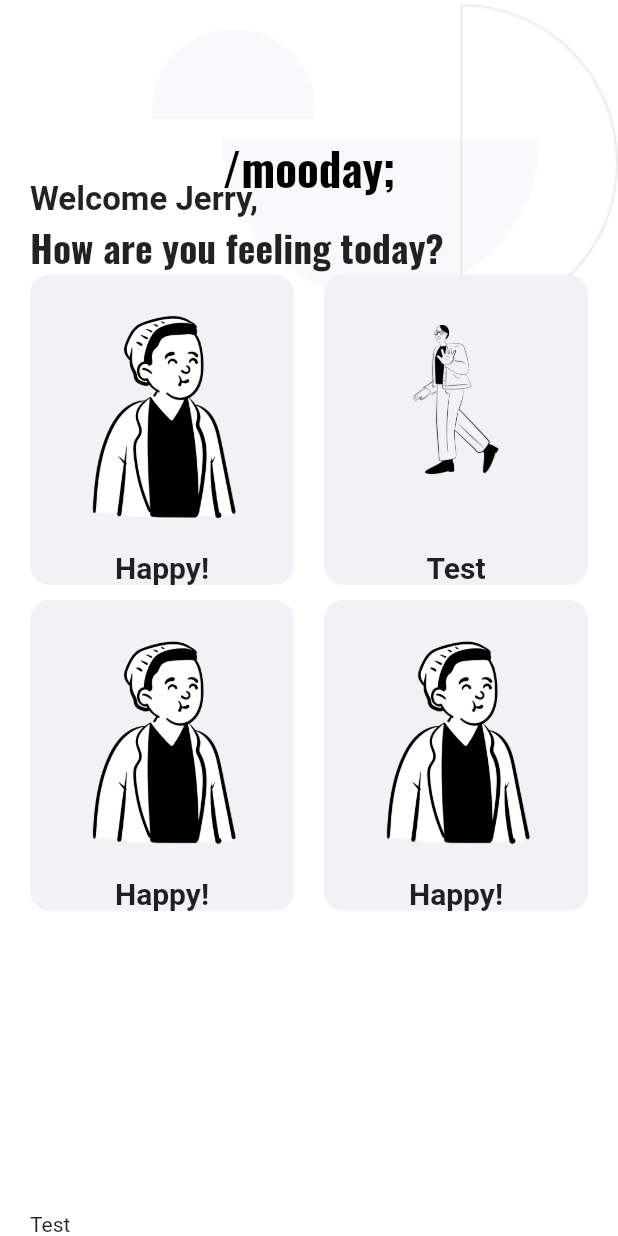
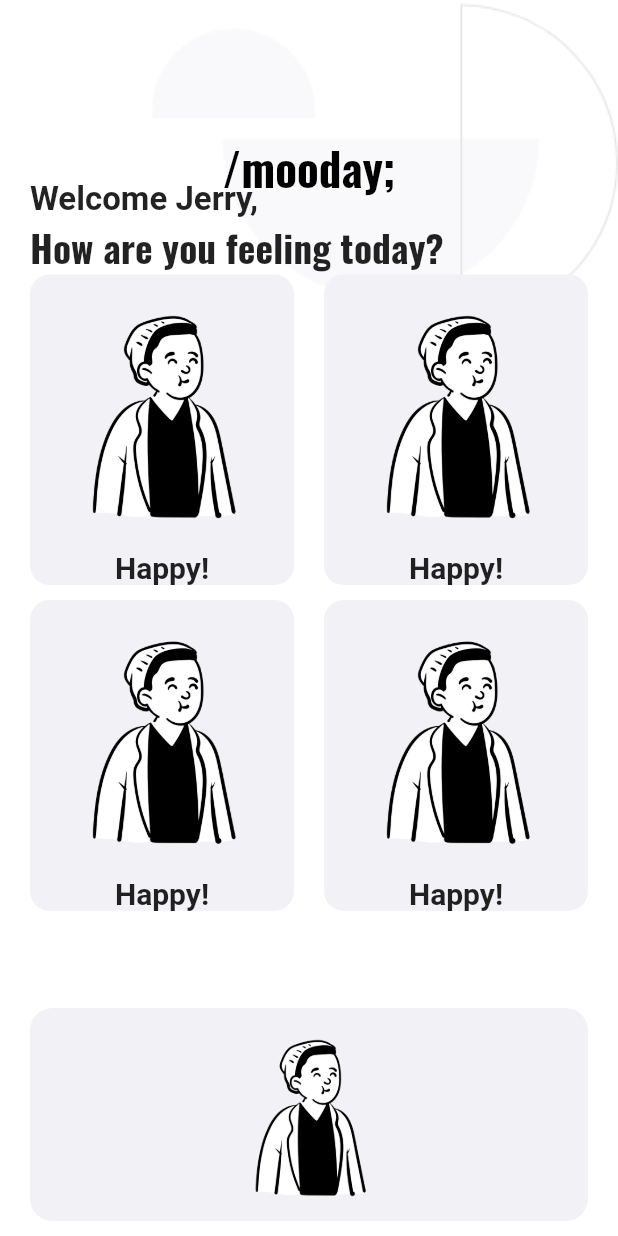
Before and after one commit to suhaozdemir/Mooday, a Flutter app: the screen it shows after launch, on a phone screen of 412 x 824 dp. Run offline on Flutter 3.47's test engine with Material 2 defaults, Android fonts, the phone set to English and light mode, and no system bars; our stand-ins replace animated_text_kit, device_preview, firebase_auth, firebase_core; accounts and stored records are empty.

Commit message:
Login-Register Editing

```diff
--- a/lib/assets/constants.dart
+++ b/lib/assets/constants.dart
@@ -36,3 +36,6 @@ const kTextFileDecoration = InputDecoration(
     borderRadius: BorderRadius.all(Radius.circular(32.0)),
   ),
 );
+
+const ksnackSuccess = SnackBar(content: Text('Login Successfull!'));
+const ksnackError = SnackBar(content: Text('Wrong email or password!'));
--- a/lib/screens/home_screen.dart
+++ b/lib/screens/home_screen.dart
@@ -36,7 +36,8 @@ class _HomeScreenState extends State<HomeScreen> {
           ),
           SafeArea(
             child: Padding(
-              padding: EdgeInsets.only(top: 120.0, left: 20.0, right: 20.0),
+              padding: EdgeInsets.only(
+                  top: 120.0, left: 20.0, right: 20.0, bottom: 10.0),
               child: Column(
                 crossAxisAlignment: CrossAxisAlignment.start,
                 children: [
@@ -60,8 +61,8 @@ class _HomeScreenState extends State<HomeScreen> {
                           categoryText: 'Happy!',
                         ),
                         CategoryCard(
-                            assetImg: 'assets/images/hello.png',
-                            categoryText: 'Test'),
+                            assetImg: 'assets/images/peep-73.png',
+                            categoryText: 'Happy!'),
                         CategoryCard(
                           assetImg: 'assets/images/peep-73.png',
                           categoryText: 'Happy!',
@@ -73,7 +74,20 @@ class _HomeScreenState extends State<HomeScreen> {
                       ],
                     ),
                   ),
-                  Text('Test')
+                  Container(
+                    width: double.infinity,
+                    height: 142.0,
+                    decoration: BoxDecoration(
+                      color: Color(0XFFF2F1F6),
+                      borderRadius: BorderRadius.circular(15.0),
+                    ),
+                    child: Column(
+                      children: [
+                        Expanded(
+                            child: Image.asset('assets/images/peep-73.png'))
+                      ],
+                    ),
+                  ),
                 ],
               ),
             ),
--- a/lib/screens/register_screen.dart
+++ b/lib/screens/register_screen.dart
@@ -66,10 +66,11 @@ class _RegisterScreenState extends State<RegisterScreen> {
                       .createUserWithEmailAndPassword(
                           email: email, password: password);
                   if (userCredential != null) {
-                    Navigator.pushNamed(context, landingRoute);
+                    ScaffoldMessenger.of(context).showSnackBar(ksnackSuccess);
+                    Navigator.pushNamed(context, homeRoute);
                   }
                 } catch (e) {
-                  print(e);
+                  ScaffoldMessenger.of(context).showSnackBar(ksnackError);
                 }
               },
             ),
--- a/lib/screens/sign_screen.dart
+++ b/lib/screens/sign_screen.dart
@@ -64,10 +64,12 @@ class _LoginScreenState extends State<LoginScreen> {
                       .signInWithEmailAndPassword(
                           email: email, password: password);
                   if (userCredential != null) {
-                    Navigator.pushNamed(context, landingRoute);
+                    ScaffoldMessenger.of(context).showSnackBar(ksnackSuccess);
+                    Navigator.pop(context);
+                    Navigator.pushNamed(context, homeRoute);
                   }
                 } catch (e) {
-                  print(e);
+                  ScaffoldMessenger.of(context).showSnackBar(ksnackError);
                 }
               },
             ),
```
